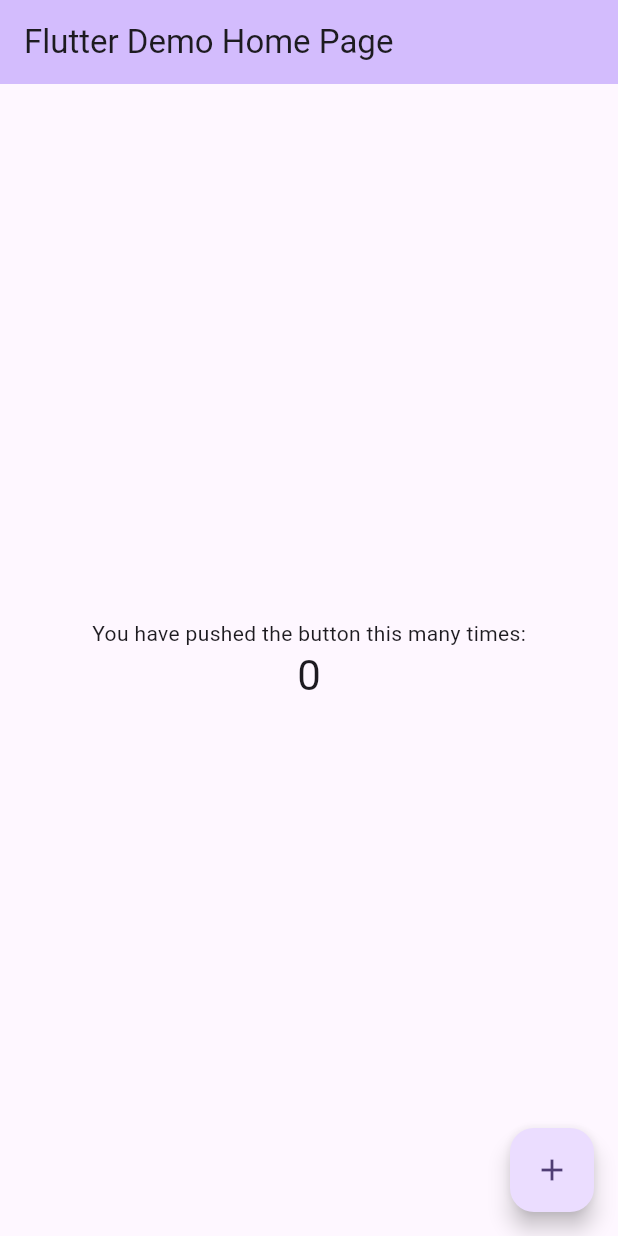
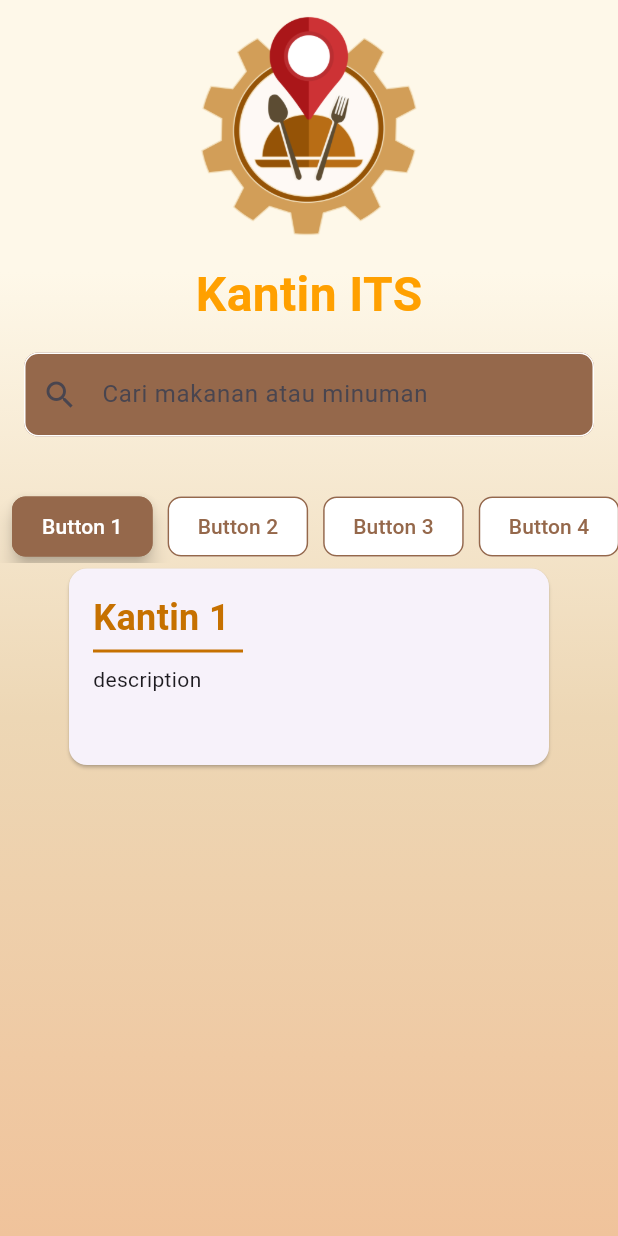
Before and after one commit to aincorn/kantin_its, a Flutter app: the screen it shows after launch, on a phone screen of 412 x 824 dp. Run offline on Flutter 3.47's test engine with Material 3 defaults, Android fonts, the phone set to English and light mode, and no system bars; our stand-ins replace bloc, equatable.

```diff
--- /dev/null
+++ b/lib/core/configs/theme/app_color.dart
@@ -0,0 +1,32 @@
+import 'package:flutter/material.dart';
+
+class AppColors {
+  // Primary colors
+  static const Color primaryColor = Color(0xFF1E88E5);
+  static const Color primaryLightColor = Color(0xFF6AB7FF);
+  static const Color primaryDarkColor = Color(0xFF005CB2);
+
+  // Accent colors
+  static const Color accentColor = Color(0xFFFFA000);
+  static const Color accentLightColor = Color(0xFFFFD149);
+  static const Color accentDarkColor = Color.fromRGBO(198, 113, 0, 1);
+  static const Color accentSearchColor = Color.fromRGBO(149,104,75,79);
+
+  // Text colors
+  static const Color textPrimaryColor = Color(0xFF212121);
+  static const Color textSecondaryColor = Color(0xFF757575);
+
+  // Background colors
+  static const Color backgroundColor = Color(0xFFF5F5F5);
+  static const Color surfaceColor = Colors.white;
+
+  // Status colors
+  static const Color successColor = Color(0xFF4CAF50);
+  static const Color errorColor = Color(0xFFD32F2F);
+  static const Color warningColor = Color(0xFFFFA000);
+  static const Color infoColor = Color(0xFF2196F3);
+
+  // Other colors
+  static const Color dividerColor = Color(0xFFBDBDBD);
+  static const Color shadowColor = Color(0x1F000000);
+}
--- /dev/null
+++ b/lib/core/configs/theme/app_theme.dart
@@ -0,0 +1,58 @@
+import 'package:flutter/material.dart';
+import 'app_color.dart';
+
+class AppTheme {
+  static ThemeData getAppTheme() {
+    return ThemeData(
+      primaryColor: AppColors.primaryColor,
+      scaffoldBackgroundColor: Colors.white,
+      appBarTheme: const AppBarTheme(
+        color: AppColors.primaryColor,
+        elevation: 0,
+        titleTextStyle: TextStyle(
+          color: Colors.white,
+          fontSize: 20,
+          fontWeight: FontWeight.bold,
+        ),
+      ),
+      textTheme: const TextTheme(
+        bodyLarge: TextStyle(color: Colors.black87, fontSize: 16),
+        bodyMedium: TextStyle(color: Colors.black54, fontSize: 14),
+        displayLarge: TextStyle(color: Colors.black87, fontSize: 24, fontWeight: FontWeight.bold),
+      ),
+      elevatedButtonTheme: ElevatedButtonThemeData(
+        style: ElevatedButton.styleFrom(
+          foregroundColor: Colors.white, backgroundColor: AppColors.primaryColor,
+          shape: RoundedRectangleBorder(
+            borderRadius: BorderRadius.circular(8),
+          ),
+        ),
+      ),
+      inputDecorationTheme: InputDecorationTheme(
+        filled: true,
+        fillColor: Colors.grey[200],
+        border: OutlineInputBorder(
+          borderRadius: BorderRadius.circular(8),
+          borderSide: BorderSide.none,
+        ),
+        hintStyle: const TextStyle(color: Colors.black45),
+      ),
+    );
+  }
+
+  // Method to return a gradient that can be used in pages
+  static BoxDecoration getGradientBackground() {
+    return const BoxDecoration(
+      gradient: LinearGradient(
+        colors: [
+          Color(0xFFFEF8E9),  // Replace hex color with 0xFF prefixed to make it a valid Color object
+          Color(0xFFEDD7B5),
+          Color(0xFFF0C39B)
+        ],
+        stops: [0.22, 0.58, 1],
+        begin: Alignment.topCenter,
+        end: Alignment.bottomCenter,
+      ),
+    );
+  }
+}
--- a/lib/main.dart
+++ b/lib/main.dart
@@ -1,4 +1,7 @@
 import 'package:flutter/material.dart';
+import 'core/configs/theme/app_theme.dart';
+import 'presentations/splash/pages/splash.dart';
+
 
 void main() {
   runApp(const MyApp());
@@ -7,119 +10,12 @@ void main() {
 class MyApp extends StatelessWidget {
   const MyApp({super.key});
 
-  // This widget is the root of your application.
   @override
   Widget build(BuildContext context) {
-    return MaterialApp(
-      title: 'Flutter Demo',
-      theme: ThemeData(
-        // This is the theme of your application.
-        //
-        // TRY THIS: Try running your application with "flutter run". You'll see
-        // the application has a purple toolbar. Then, without quitting the app,
-        // try changing the seedColor in the colorScheme below to Colors.green
-        // and then invoke "hot reload" (save your changes or press the "hot
-        // reload" button in a Flutter-supported IDE, or press "r" if you used
-        // the command line to start the app).
-        //
-        // Notice that the counter didn't reset back to zero; the application
-        // state is not lost during the reload. To reset the state, use hot
-        // restart instead.
-        //
-        // This works for code too, not just values: Most code changes can be
-        // tested with just a hot reload.
-        colorScheme: ColorScheme.fromSeed(seedColor: Colors.deepPurple),
-        useMaterial3: true,
-      ),
-      home: const MyHomePage(title: 'Flutter Demo Home Page'),
+    return const MaterialApp(
+      title: 'Kantin ITS',
+      debugShowCheckedModeBanner: false,
+      home:  KantinPage(),
     );
   }
 }
-
-class MyHomePage extends StatefulWidget {
-  const MyHomePage({super.key, required this.title});
-
-  // This widget is the home page of your application. It is stateful, meaning
-  // that it has a State object (defined below) that contains fields that affect
-  // how it looks.
-
-  // This class is the configuration for the state. It holds the values (in this
-  // case the title) provided by the parent (in this case the App widget) and
-  // used by the build method of the State. Fields in a Widget subclass are
-  // always marked "final".
-
-  final String title;
-
-  @override
-  State<MyHomePage> createState() => _MyHomePageState();
-}
-
-class _MyHomePageState extends State<MyHomePage> {
-  int _counter = 0;
-
-  void _incrementCounter() {
-    setState(() {
-      // This call to setState tells the Flutter framework that something has
-      // changed in this State, which causes it to rerun the build method below
-      // so that the display can reflect the updated values. If we changed
-      // _counter without calling setState(), then the build method would not be
-      // called again, and so nothing would appear to happen.
-      _counter++;
-    });
-  }
-
-  @override
-  Widget build(BuildContext context) {
-    // This method is rerun every time setState is called, for instance as done
-    // by the _incrementCounter method above.
-    //
-    // The Flutter framework has been optimized to make rerunning build methods
-    // fast, so that you can just rebuild anything that needs updating rather
-    // than having to individually change instances of widgets.
-    return Scaffold(
-      appBar: AppBar(
-        // TRY THIS: Try changing the color here to a specific color (to
-        // Colors.amber, perhaps?) and trigger a hot reload to see the AppBar
-        // change color while the other colors stay the same.
-        backgroundColor: Theme.of(context).colorScheme.inversePrimary,
-        // Here we take the value from the MyHomePage object that was created by
-        // the App.build method, and use it to set our appbar title.
-        title: Text(widget.title),
-      ),
-      body: Center(
-        // Center is a layout widget. It takes a single child and positions it
-        // in the middle of the parent.
-        child: Column(
-          // Column is also a layout widget. It takes a list of children and
-          // arranges them vertically. By default, it sizes itself to fit its
-          // children horizontally, and tries to be as tall as its parent.
-          //
-          // Column has various properties to control how it sizes itself and
-          // how it positions its children. Here we use mainAxisAlignment to
-          // center the children vertically; the main axis here is the vertical
-          // axis because Columns are vertical (the cross axis would be
-          // horizontal).
-          //
-          // TRY THIS: Invoke "debug painting" (choose the "Toggle Debug Paint"
-          // action in the IDE, or press "p" in the console), to see the
-          // wireframe for each widget.
-          mainAxisAlignment: MainAxisAlignment.center,
-          children: <Widget>[
-            const Text(
-              'You have pushed the button this many times:',
-            ),
-            Text(
-              '$_counter',
-              style: Theme.of(context).textTheme.headlineMedium,
-            ),
-          ],
-        ),
-      ),
-      floatingActionButton: FloatingActionButton(
-        onPressed: _incrementCounter,
-        tooltip: 'Increment',
-        child: const Icon(Icons.add),
-      ), // This trailing comma makes auto-formatting nicer for build methods.
-    );
-  }
-}
--- /dev/null
+++ b/lib/presentations/splash/pages/splash.dart
@@ -0,0 +1,241 @@
+import 'package:flutter/material.dart';
+import 'package:kantin_its/core/configs/theme/app_theme.dart';
+import 'package:kantin_its/core/configs/theme/app_color.dart';
+
+void main() {
+  runApp(const MyApp());
+}
+
+class MyApp extends StatelessWidget {
+  const MyApp({super.key});
+
+  @override
+  Widget build(BuildContext context) {
+    return MaterialApp(
+      debugShowCheckedModeBanner: false,
+      title: 'Kantin ITS',
+      theme: AppTheme.getAppTheme(),
+      home: const KantinPage(),
+    );
+  }
+}
+
+class KantinPage extends StatelessWidget {
+  const KantinPage({super.key});
+
+  @override
+  Widget build(BuildContext context) {
+    return Scaffold(
+      body: Container(
+        decoration: AppTheme.getGradientBackground(),
+        child: const Column(
+          children: [
+            Logo(),
+            KantinText(),
+            SearchBar(),
+            SizedBox(height: 20),
+            ScrollableButtonSection(),
+            KantinCard(title: "Kantin 1", description: "description")
+          ],
+        ),
+      ),
+    );
+  }
+}
+
+class KantinCard extends StatelessWidget {
+  final String title;
+  final String description;
+
+  const KantinCard({
+    super.key,
+    required this.title,
+    required this.description,
+  });
+
+@override
+Widget build(BuildContext context) {
+  return SizedBox(
+    width: 328,
+    height: 139,
+    child: Card(
+      child: Padding(
+        padding: const EdgeInsets.all(16.0),
+        child: Column(
+          crossAxisAlignment: CrossAxisAlignment.start,
+          children: [
+            Text(
+              title,
+              style: const TextStyle(
+                fontWeight: FontWeight.bold,
+                fontSize: 24,
+                color: AppColors.accentDarkColor,
+              ),
+            ),
+            const SizedBox(height: 4), // Jarak antara teks dan garis
+            Container(
+              width: 100, // Atur panjang garis sesuai kebutuhan
+              height: 2, // Ketebalan garis
+              color: AppColors.accentDarkColor, // Warna garis
+            ),
+            const SizedBox(height: 8),
+            Expanded(
+              child: Text(
+                description,
+                style: const TextStyle(fontSize: 14),
+                overflow: TextOverflow.ellipsis,
+                maxLines: 4,
+              ),
+            ),
+          ],
+        ),
+      ),
+    ),
+  );
+}}
+
+class ScrollableButtonSection extends StatefulWidget {
+  const ScrollableButtonSection({Key? key}) : super(key: key);
+
+  @override
+  State<ScrollableButtonSection> createState() =>
+      _ScrollableButtonSectionState();
+}
+
+class _ScrollableButtonSectionState extends State<ScrollableButtonSection> {
+  int _activeIndex = 0;
+
+  void _setActiveButton(int index) {
+    setState(() {
+      _activeIndex = index;
+    });
+  }
+
+  @override
+  Widget build(BuildContext context) {
+    return SingleChildScrollView(
+      scrollDirection: Axis.horizontal,
+      child: Padding(
+        padding: const EdgeInsets.symmetric(horizontal: 8.0),
+        child: Row(
+          children: [
+            CustomButton(
+              text: 'Button 1',
+              isActive: _activeIndex == 0,
+              onPressed: () => _setActiveButton(0),
+            ),
+            const SizedBox(width: 10),
+            CustomButton(
+              text: 'Button 2',
+              isActive: _activeIndex == 1,
+              onPressed: () => _setActiveButton(1),
+            ),
+            const SizedBox(width: 10),
+            CustomButton(
+              text: 'Button 3',
+              isActive: _activeIndex == 2,
+              onPressed: () => _setActiveButton(2),
+            ),
+            const SizedBox(width: 10),
+            CustomButton(
+              text: 'Button 4',
+              isActive: _activeIndex == 3,
+              onPressed: () => _setActiveButton(3),
+            ),
+          ],
+        ),
+      ),
+    );
+  }
+}
+
+class CustomButton extends StatelessWidget {
+  final String text;
+  final bool isActive;
+  final VoidCallback onPressed;
+
+  const CustomButton({
+    super.key,
+    required this.text,
+    required this.isActive,
+    required this.onPressed,
+  });
+
+  @override
+  Widget build(BuildContext context) {
+    return ElevatedButton(
+      onPressed: onPressed,
+      style: ElevatedButton.styleFrom(
+        foregroundColor: isActive ? Colors.white : AppColors.accentSearchColor,
+        backgroundColor: isActive ? AppColors.accentSearchColor : Colors.white,
+        shape: RoundedRectangleBorder(
+          borderRadius: BorderRadius.circular(9),
+          side: const BorderSide(color: AppColors.accentSearchColor),
+        ),
+        padding: const EdgeInsets.symmetric(horizontal: 20, vertical: 10),
+        elevation: isActive ? 5 : 0,
+      ),
+      child: Text(text),
+    );
+  }
+}
+
+class Logo extends StatelessWidget {
+  const Logo({super.key});
+
+  @override
+  Widget build(BuildContext context) {
+    return Image.asset(
+      'assets/images/logo.png',
+      width: 178,
+      height: 173,
+    );
+  }
+}
+
+class KantinText extends StatelessWidget {
+  const KantinText({super.key});
+
+  @override
+  Widget build(BuildContext context) {
+    return const Text(
+      'Kantin ITS',
+      style: TextStyle(
+        fontSize: 32,
+        fontWeight: FontWeight.bold,
+        color: AppColors.accentColor,
+      ),
+    );
+  }
+}
+
+class SearchBar extends StatelessWidget {
+  const SearchBar({super.key});
+
+  @override
+  Widget build(BuildContext context) {
+    return const Padding(
+      padding: EdgeInsets.all(16.0),
+      child: TextField(
+        decoration: InputDecoration(
+          prefixIcon: Icon(Icons.search),
+          border: OutlineInputBorder(
+            borderRadius: BorderRadius.all(Radius.circular(9.43)),
+            borderSide: BorderSide(color: Colors.white, width: 1.0),
+          ),
+          enabledBorder: OutlineInputBorder(
+            borderRadius: BorderRadius.all(Radius.circular(9.43)),
+            borderSide: BorderSide(color: Colors.white, width: 1.0),
+          ),
+          focusedBorder: OutlineInputBorder(
+            borderRadius: BorderRadius.all(Radius.circular(9.43)),
+            borderSide: BorderSide(color: Colors.white, width: 1.0),
+          ),
+          filled: true,
+          fillColor: AppColors.accentSearchColor,
+          hintText: 'Cari makanan atau minuman',
+        ),
+      ),
+    );
+  }
+}
--- /dev/null
+++ b/lib/presentations/splash/pages/temp.dart
@@ -0,0 +1,108 @@
+import 'package:flutter/material.dart';
+
+class KantinPage extends StatelessWidget {
+  const KantinPage({super.key});
+
+  @override
+  Widget build(BuildContext context) {
+    return Scaffold(
+      body: Container(
+        decoration: AppTheme.getGradientBackground(),
+        child: Column(
+          children: [
+            const Logo(),
+            const KantinText(),
+            const SearchBar(),
+            const SizedBox(height: 20), // Spacing
+            ScrollableButtonSection(),
+          ],
+        ),
+      ),
+    );
+  }
+}
+
+class ScrollableButtonSection extends StatefulWidget {
+  const ScrollableButtonSection({super.key});
+
+  @override
+  _ScrollableButtonSectionState createState() => _ScrollableButtonSectionState();
+}
+
+class _ScrollableButtonSectionState extends State<ScrollableButtonSection> {
+  int _activeIndex = 0; // Indeks tombol yang aktif
+
+  @override
+  Widget build(BuildContext context) {
+    return SingleChildScrollView(
+      scrollDirection: Axis.horizontal,
+      child: Padding(
+        padding: const EdgeInsets.symmetric(horizontal: 16.0),
+        child: Row(
+          children: [
+            CustomButton(
+              text: 'Button 1',
+              isActive: _activeIndex == 0,
+              onPressed: () => _setActiveButton(0),
+            ),
+            SizedBox(width: 10),
+            CustomButton(
+              text: 'Button 2',
+              isActive: _activeIndex == 1,
+              onPressed: () => _setActiveButton(1),
+            ),
+            SizedBox(width: 10),
+            CustomButton(
+              text: 'Button 3',
+              isActive: _activeIndex == 2,
+              onPressed: () => _setActiveButton(2),
+            ),
+            SizedBox(width: 10),
+            CustomButton(
+              text: 'Button 4',
+              isActive: _activeIndex == 3,
+              onPressed: () => _setActiveButton(3),
+            ),
+          ],
+        ),
+      ),
+    );
+  }
+
+  void _setActiveButton(int index) {
+    setState(() {
+      _activeIndex = index;
+    });
+  }
+}
+
+class CustomButton extends StatelessWidget {
+  final String text;
+  final bool isActive;
+  final VoidCallback onPressed;
+
+  const CustomButton({
+    Key? key,
+    required this.text,
+    required this.isActive,
+    required this.onPressed,
+  }) : super(key: key);
+
+  @override
+  Widget build(BuildContext context) {
+    return ElevatedButton(
+      onPressed: onPressed,
+      style: ElevatedButton.styleFrom(
+        primary: isActive ? AppColors.accentColor : Colors.white,
+        onPrimary: isActive ? Colors.white : AppColors.accentColor,
+        shape: RoundedRectangleBorder(
+          borderRadius: BorderRadius.circular(20),
+          side: BorderSide(color: AppColors.accentColor),
+        ),
+        padding: EdgeInsets.symmetric(horizontal: 20, vertical: 10),
+        elevation: isActive ? 5 : 0,
+      ),
+      child: Text(text),
+    );
+  }
+}
--- a/pubspec.yaml
+++ b/pubspec.yaml
@@ -35,6 +35,7 @@ dependencies:
   # The following adds the Cupertino Icons font to your application.
   # Use with the CupertinoIcons class for iOS style icons.
   cupertino_icons: ^1.0.8
+  bloc: ^8.1.4
 
 dev_dependencies:
   flutter_test:
@@ -59,7 +60,8 @@ flutter:
   uses-material-design: true
 
   # To add assets to your application, add an assets section, like this:
-  # assets:
+  assets:
+    - assets/images/logo.png
   #   - images/a_dot_burr.jpeg
   #   - images/a_dot_ham.jpeg
 
```
Also changed, not shown: lib/models/task_bloc/task_bloc.dart (added, +30 -0 lines), lib/models/task_bloc/task_event.dart (added, +24 -0 lines), lib/models/task_bloc/task_model.dart (added, +29 -0 lines), lib/models/task_bloc/task_state.dart (added, +27 -0 lines), assets/images/logo.png (added), pubspec.lock.
